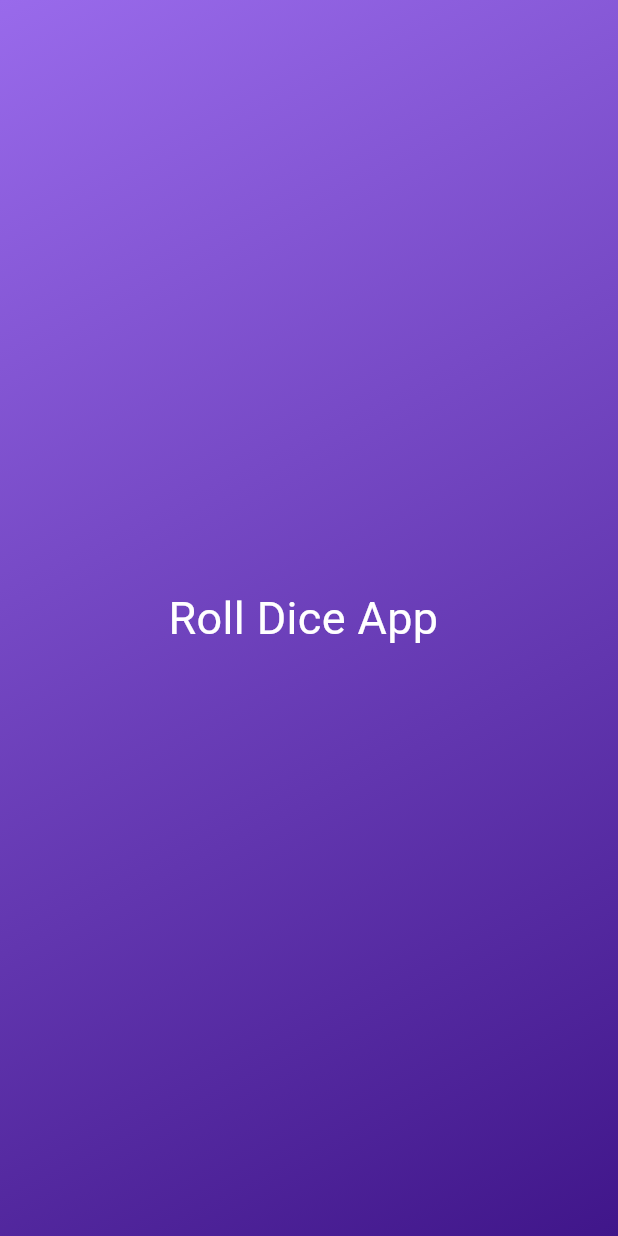
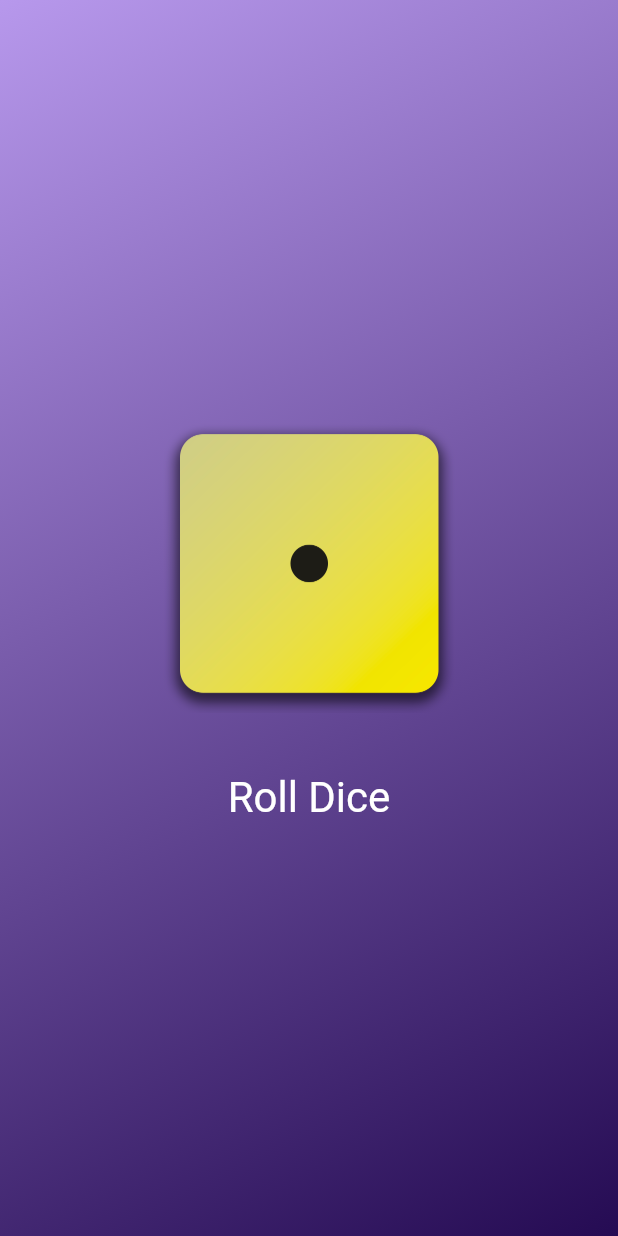
Before and after one commit to BerkeSeker0104/Google_OUA_2024, a Flutter app: the screen it shows after launch, on a phone screen of 412 x 824 dp. Run offline on Flutter 3.47's test engine with Material 3 defaults, Android fonts, the phone set to English and light mode, and no system bars.

Commit message:
button eklendi, image'ler eklendi

```diff
--- a/flutter_course/flutter101/lib/gradient_container.dart
+++ b/flutter_course/flutter101/lib/gradient_container.dart
@@ -5,23 +5,51 @@ const startAlignment = Alignment.topLeft;
 const endAlignment = Alignment.bottomRight;
 
 class GradientContainer extends StatelessWidget {
-  const GradientContainer({super.key});
+  const GradientContainer(this.colors, {super.key});
+
+  final List<Color> colors;
+
+  void rollDice() {
+    // butonumuz icin fonksiyon yarattık
+  }
 
   @override
   Widget build(context) {
     return Container(
-      decoration: const BoxDecoration(
+      decoration: BoxDecoration(
         gradient: LinearGradient(
-          colors: [
-            Color.fromARGB(255, 153, 106, 235),
-            Color.fromARGB(255, 64, 22, 138),
-          ],
+          colors: colors,
           begin: startAlignment,
           end: endAlignment,
         ),
       ),
-      child: const Center(
-        child: TextWidget(),
+      child: Center(
+        child: Column(
+          mainAxisSize: MainAxisSize.min,
+          children: [
+            Image.asset(
+              'assets/images/dice-1.png',
+              width: 200,
+            ),
+            //'SizedBox' alt widget eklemek için ya da bosluk bırakmak icin kullanıyoruz
+            // goruntu ile button arasında widget varmıs gibi bosluk olacak
+            const SizedBox(height: 20),
+            TextButton(
+              onPressed: rollDice,
+              style: TextButton.styleFrom(
+                padding: const EdgeInsets.only(
+                  // bununla dolgu ekledi, görsel ile arasına boşluk koyduk.
+                  top: 20,
+                ),
+                foregroundColor: Colors.white,
+                textStyle: const TextStyle(
+                  fontSize: 28,
+                ),
+              ),
+              child: const Text('Roll Dice'),
+            )
+          ],
+        ),
       ),
     );
   }
--- a/flutter_course/flutter101/lib/main.dart
+++ b/flutter_course/flutter101/lib/main.dart
@@ -6,7 +6,10 @@ void main() {
   runApp(
     const MaterialApp(
       home: Scaffold(
-        body: GradientContainer(),
+        body: GradientContainer([
+          Color.fromARGB(255, 183, 152, 236),
+          Color.fromARGB(255, 37, 11, 83)
+        ]),
       ),
     ),
   );
--- a/flutter_course/flutter101/lib/text_widget.dart
+++ b/flutter_course/flutter101/lib/text_widget.dart
@@ -1,13 +1,15 @@
 import 'package:flutter/material.dart';
 
 class TextWidget extends StatelessWidget {
-  const TextWidget({super.key});
+  const TextWidget(this.text, {super.key});
+
+  final String text;
 
   @override
   Widget build(context) {
-    return const Text(
-      'Roll Dice App ',
-      style: TextStyle(
+    return Text(
+      text,
+      style: const TextStyle(
         fontSize: 30.0,
         color: Colors.white,
       ),
```
Also changed, not shown: flutter_course/flutter101/pubspec.yaml (+7 -3 lines), flutter_course/flutter101/assets/images/dice-1.png (added), flutter_course/flutter101/assets/images/dice-2.png (added), flutter_course/flutter101/assets/images/dice-3.png (added), flutter_course/flutter101/assets/images/dice-4.png (added), flutter_course/flutter101/assets/images/dice-5.png (added), flutter_course/flutter101/assets/images/dice-6.png (added).
